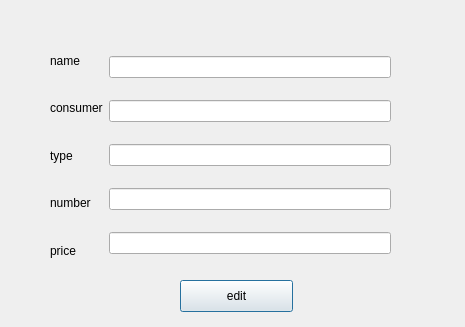
First picture: the form in Store/editpage.ui, repository Mitraaaaa/Store, before the edit.
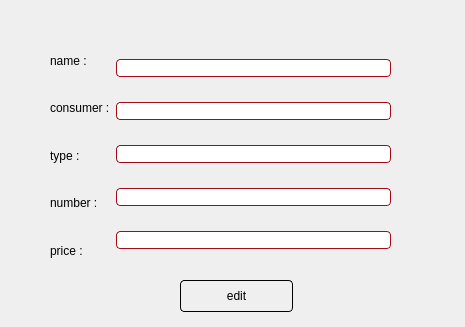
Second picture: the form after the edit.

Patch:
```diff
--- a/Store/editpage.ui
+++ b/Store/editpage.ui
@@ -13,6 +13,41 @@
   <property name="windowTitle">
    <string>Dialog</string>
   </property>
+  <property name="styleSheet">
+   <string notr="true">QDialog
+{
+      background: qconicalgradient(cx:0.5, cy:0.5, angle:30,
+                stop:0 rgb(193, 192, 193), stop:1 rgb(255, 159, 159))
+
+}
+QLineEdit
+{
+ border-width: 1px;
+    border-style: solid;
+    border-color:rgb(162, 10, 23);
+    border-radius: 4px;
+background-color:white;
+color:rgb(166, 5, 0);
+	font: 13pt &quot;Comic Sans MS&quot;;
+}
+QLabel
+{
+	
+	font: 75 17pt &quot;Comic Sans MS&quot;;
+color:black;
+}
+QPushButton
+{
+	
+	font: 75 14pt &quot;Comic Sans MS&quot;;
+background: qlineargradient(x1:0, y1:0, x2:1, y2:1,
+                stop:0 white, stop: 0.4 white, stop:1 rgb(193, 192, 193));
+color:black;
+  	 border-width: 1px;
+    border-style: solid;
+    border-radius: 4px;
+}</string>
+  </property>
   <widget class="QPushButton" name="editbutton">
    <property name="geometry">
     <rect>
@@ -26,7 +61,7 @@
     <string>edit</string>
    </property>
   </widget>
-  <widget class="QWidget" name="">
+  <widget class="QWidget" name="layoutWidget">
    <property name="geometry">
     <rect>
      <x>50</x>
@@ -41,35 +76,35 @@
       <item>
        <widget class="QLabel" name="editname">
         <property name="text">
-         <string>name</string>
+         <string>name :</string>
         </property>
        </widget>
       </item>
       <item>
        <widget class="QLabel" name="editconsumer">
         <property name="text">
-         <string>consumer</string>
+         <string>consumer :</string>
         </property>
        </widget>
       </item>
       <item>
        <widget class="QLabel" name="edittype">
         <property name="text">
-         <string>type</string>
+         <string>type :</string>
         </property>
        </widget>
       </item>
       <item>
        <widget class="QLabel" name="editnumber">
         <property name="text">
-         <string>number</string>
+         <string>number :</string>
         </property>
        </widget>
       </item>
       <item>
        <widget class="QLabel" name="editprice">
         <property name="text">
-         <string>price</string>
+         <string>price :</string>
         </property>
        </widget>
       </item>
@@ -87,10 +122,18 @@
        <widget class="QLineEdit" name="lineEdittype"/>
       </item>
       <item>
-       <widget class="QLineEdit" name="lineEditnumber"/>
+       <widget class="QLineEdit" name="lineEditnumber">
+        <property name="text">
+         <string/>
+        </property>
+       </widget>
       </item>
       <item>
-       <widget class="QLineEdit" name="lineEditprice"/>
+       <widget class="QLineEdit" name="lineEditprice">
+        <property name="text">
+         <string/>
+        </property>
+       </widget>
       </item>
      </layout>
     </item>
```
